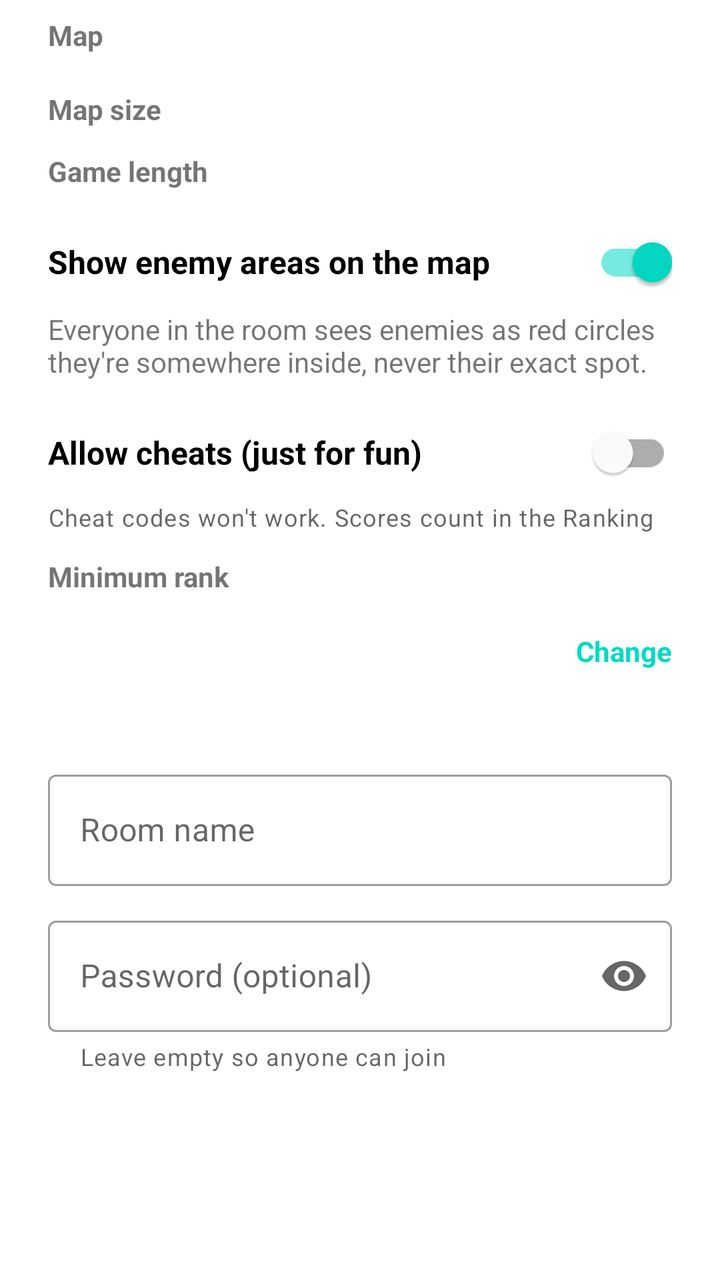
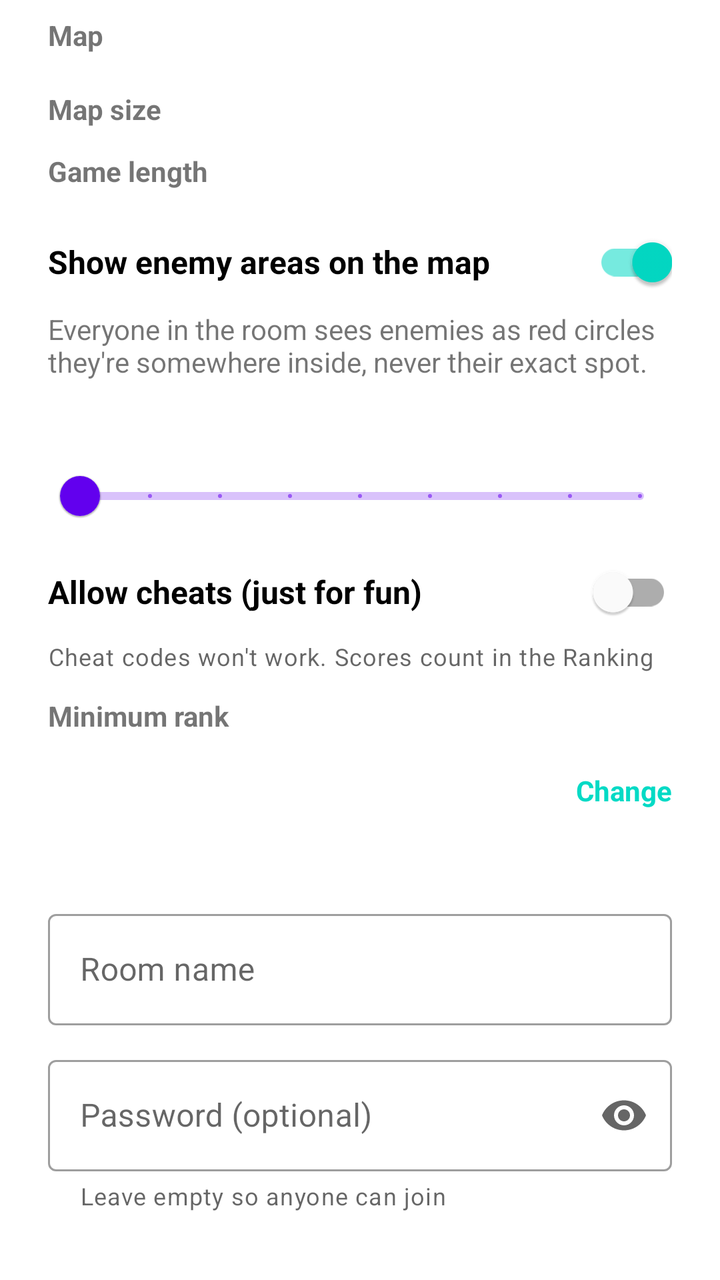

The first picture is an Android layout as it rendered before a commit; the second is the same layout after the commit. The layout source and the unified diff follow.
<!-- AndroidManifest.xml: application theme Theme.Beirutrun -->
<!-- res/layout/dialog_create_room.xml -->
<?xml version="1.0" encoding="utf-8"?>
<ScrollView xmlns:android="http://schemas.android.com/apk/res/android"
    xmlns:app="http://schemas.android.com/apk/res-auto"
    android:layout_width="match_parent"
    android:layout_height="wrap_content">

<LinearLayout
    android:layout_width="match_parent"
    android:layout_height="wrap_content"
    android:orientation="vertical"
    android:paddingStart="24dp"
    android:paddingTop="8dp"
    android:paddingEnd="24dp">

    
    <TextView
        android:layout_width="wrap_content"
        android:layout_height="wrap_content"
        android:text="@string/room_choose_map"
        android:textStyle="bold" />

    <HorizontalScrollView
        android:layout_width="match_parent"
        android:layout_height="wrap_content"
        android:layout_marginTop="6dp"
        android:layout_marginBottom="12dp"
        android:scrollbars="none">

        <LinearLayout
            android:id="@+id/mapChoices"
            android:layout_width="wrap_content"
            android:layout_height="wrap_content"
            android:orientation="horizontal" />
    </HorizontalScrollView>

    
    <TextView
        android:layout_width="wrap_content"
        android:layout_height="wrap_content"
        android:text="@string/room_choose_size"
        android:textStyle="bold" />

    <HorizontalScrollView
        android:layout_width="match_parent"
        android:layout_height="wrap_content"
        android:layout_marginBottom="12dp"
        android:scrollbars="none">

        <com.google.android.material.button.MaterialButtonToggleGroup
            android:id="@+id/sizeChoices"
            android:layout_width="wrap_content"
            android:layout_height="wrap_content"
            app:selectionRequired="true"
            app:singleSelection="true" />
    </HorizontalScrollView>

    
    <TextView
        android:layout_width="wrap_content"
        android:layout_height="wrap_content"
        android:text="@string/room_choose_duration"
        android:textStyle="bold" />

    <HorizontalScrollView
        android:layout_width="match_parent"
        android:layout_height="wrap_content"
        android:layout_marginBottom="12dp"
        android:scrollbars="none">

        <com.google.android.material.button.MaterialButtonToggleGroup
            android:id="@+id/durationChoices"
            android:layout_width="wrap_content"
            android:layout_height="wrap_content"
            app:selectionRequired="true"
            app:singleSelection="true" />
    </HorizontalScrollView>

    
    <com.google.android.material.switchmaterial.SwitchMaterial
        android:id="@+id/roomEnemyAreasSwitch"
        android:layout_width="match_parent"
        android:layout_height="wrap_content"
        android:checked="true"
        android:text="@string/room_enemy_areas"
        android:textSize="16sp"
        android:textStyle="bold" />

    <TextView
        android:layout_width="match_parent"
        android:layout_height="wrap_content"
        android:layout_marginBottom="12dp"
        android:text="@string/room_enemy_areas_helper" />

    
    <com.google.android.material.switchmaterial.SwitchMaterial
        android:id="@+id/roomCheatsSwitch"
        android:layout_width="match_parent"
        android:layout_height="wrap_content"
        android:text="@string/room_cheats"
        android:textSize="16sp"
        android:textStyle="bold" />

    <TextView
        android:id="@+id/roomCheatsHelper"
        android:layout_width="match_parent"
        android:layout_height="wrap_content"
        android:layout_marginBottom="12dp"
        android:text="@string/room_cheats_off_helper"
        android:textAppearance="?attr/textAppearanceCaption" />

    
    <TextView
        android:layout_width="wrap_content"
        android:layout_height="wrap_content"
        android:text="@string/room_min_rank_title"
        android:textStyle="bold" />

    <LinearLayout
        android:id="@+id/roomMinRank"
        android:layout_width="match_parent"
        android:layout_height="wrap_content"
        android:background="?attr/selectableItemBackground"
        android:clickable="true"
        android:focusable="true"
        android:gravity="center_vertical"
        android:minHeight="56dp"
        android:orientation="horizontal"
        android:paddingTop="6dp"
        android:paddingBottom="6dp">

        <ImageView
            android:id="@+id/roomMinRankBadge"
            android:layout_width="40dp"
            android:layout_height="40dp" />

        <LinearLayout
            android:layout_width="0dp"
            android:layout_height="wrap_content"
            android:layout_marginStart="12dp"
            android:layout_weight="1"
            android:orientation="vertical">

            <TextView
                android:id="@+id/roomMinRankName"
                android:layout_width="wrap_content"
                android:layout_height="wrap_content"
                android:textSize="15sp"
                android:textStyle="bold" />

            <TextView
                android:id="@+id/roomMinRankLevel"
                android:layout_width="wrap_content"
                android:layout_height="wrap_content"
                android:textAppearance="?attr/textAppearanceCaption" />
        </LinearLayout>

        <TextView
            android:layout_width="wrap_content"
            android:layout_height="wrap_content"
            android:layout_marginStart="8dp"
            android:text="@string/room_min_rank_change"
            android:textColor="?attr/colorSecondary"
            android:textStyle="bold" />
    </LinearLayout>

    <TextView
        android:id="@+id/roomMinRankHelper"
        android:layout_width="match_parent"
        android:layout_height="wrap_content"
        android:layout_marginBottom="12dp"
        android:textAppearance="?attr/textAppearanceCaption" />

    <com.google.android.material.textfield.TextInputLayout
        style="@style/Widget.MaterialComponents.TextInputLayout.OutlinedBox"
        android:layout_width="match_parent"
        android:layout_height="wrap_content"
        android:hint="@string/room_name_hint">

        <com.google.android.material.textfield.TextInputEditText
            android:id="@+id/roomNameInput"
            android:layout_width="match_parent"
            android:layout_height="wrap_content"
            android:inputType="textCapWords"
            android:maxLength="40"
            android:maxLines="1" />
    </com.google.android.material.textfield.TextInputLayout>

    <com.google.android.material.textfield.TextInputLayout
        style="@style/Widget.MaterialComponents.TextInputLayout.OutlinedBox"
        android:layout_width="match_parent"
        android:layout_height="wrap_content"
        android:layout_marginTop="12dp"
        android:hint="@string/room_password_hint"
        app:endIconMode="password_toggle"
        app:helperText="@string/room_password_helper">

        <com.google.android.material.textfield.TextInputEditText
            android:id="@+id/roomPasswordInput"
            android:layout_width="match_parent"
            android:layout_height="wrap_content"
            android:inputType="textPassword"
            android:maxLength="40"
            android:maxLines="1" />
    </com.google.android.material.textfield.TextInputLayout>
</LinearLayout>
</ScrollView>
<!-- resources referenced by this layout -->
<resources>
  <string name="room_cheats">Allow cheats (just for fun)</string>
  <string name="room_cheats_off_helper">Cheat codes won\'t work. Scores count in the Ranking</string>
  <string name="room_choose_duration">Game length</string>
  <string name="room_choose_map">Map</string>
  <string name="room_choose_size">Map size</string>
  <string name="room_enemy_areas">Show enemy areas on the map</string>
  <string name="room_enemy_areas_helper">Everyone in the room sees enemies as red circles they\'re somewhere inside, never their exact spot.</string>
  <string name="room_min_rank_change">Change</string>
  <string name="room_min_rank_title">Minimum rank</string>
  <string name="room_name_hint">Room name</string>
  <string name="room_password_helper">Leave empty so anyone can join</string>
  <string name="room_password_hint">Password (optional)</string>
  <style name="Theme.Beirutrun" parent="Theme.MaterialComponents.DayNight.NoActionBar">
          <item name="colorPrimary">@color/purple_500</item>
          <item name="colorPrimaryVariant">@color/purple_700</item>
          <item name="colorOnPrimary">@color/white</item>
          <item name="colorSecondary">@color/teal_200</item>
          <item name="colorSecondaryVariant">@color/teal_700</item>
          <item name="colorOnSecondary">@color/black</item>
          <item name="android:statusBarColor">#FF1A237E</item>
      </style>
  <color name="purple_500">#FF6200EE</color>
  <color name="purple_700">#FF3700B3</color>
  <color name="white">#FFFFFFFF</color>
  <color name="teal_200">#FF03DAC5</color>
  <color name="teal_700">#FF018786</color>
  <color name="black">#FF000000</color>
</resources>

<!-- the commit's change to res/layout/dialog_create_room.xml (unified diff, before → after) -->
@@ -90,6 +90,89 @@
         android:layout_height="wrap_content"
         android:layout_marginBottom="12dp"
         android:text="@string/room_enemy_areas_helper" />
+
+    
+    <TextView
+        android:id="@+id/roomBotsLabel"
+        android:layout_width="wrap_content"
+        android:layout_height="wrap_content"
+        android:textSize="16sp"
+        android:textStyle="bold" />
+
+    <com.google.android.material.slider.Slider
+        android:id="@+id/roomBots"
+        android:layout_width="match_parent"
+        android:layout_height="wrap_content"
+        android:stepSize="1"
+        android:value="0"
+        android:valueFrom="0"
+        android:valueTo="8" />
+
+    <LinearLayout
+        android:id="@+id/roomBotsOptions"
+        android:layout_width="match_parent"
+        android:layout_height="wrap_content"
+        android:orientation="vertical"
+        android:visibility="gone">
+
+        <TextView
+            android:layout_width="wrap_content"
+            android:layout_height="wrap_content"
+            android:text="@string/solo_difficulty"
+            android:textStyle="bold" />
+
+        <com.google.android.material.button.MaterialButtonToggleGroup
+            android:id="@+id/roomBotsDifficulty"
+            android:layout_width="match_parent"
+            android:layout_height="wrap_content"
+            android:layout_marginTop="4dp"
+            app:selectionRequired="true"
+            app:singleSelection="true">
+
+            <com.google.android.material.button.MaterialButton
+                android:id="@+id/roomBotsEasy"
+                style="?attr/materialButtonOutlinedStyle"
+                android:layout_width="0dp"
+                android:layout_height="wrap_content"
+                android:layout_weight="1"
+                android:text="@string/solo_easy" />
+
+            <com.google.android.material.button.MaterialButton
+                android:id="@+id/roomBotsMedium"
+                style="?attr/materialButtonOutlinedStyle"
+                android:layout_width="0dp"
+                android:layout_height="wrap_content"
+                android:layout_weight="1"
+                android:text="@string/solo_medium" />
+
+            <com.google.android.material.button.MaterialButton
+                android:id="@+id/roomBotsHard"
+                style="?attr/materialButtonOutlinedStyle"
+                android:layout_width="0dp"
+                android:layout_height="wrap_content"
+                android:layout_weight="1"
+                android:text="@string/solo_hard" />
+        </com.google.android.material.button.MaterialButtonToggleGroup>
+
+        <TextView
+            android:layout_width="wrap_content"
+            android:layout_height="wrap_content"
+            android:layout_marginTop="8dp"
+            android:text="@string/room_bots_team"
+            android:textStyle="bold" />
+
+        <RadioGroup
+            android:id="@+id/roomBotsTeam"
+            android:layout_width="match_parent"
+            android:layout_height="wrap_content" />
+
+        <TextView
+            android:layout_width="match_parent"
+            android:layout_height="wrap_content"
+            android:layout_marginBottom="12dp"
+            android:text="@string/room_bots_helper"
+            android:textSize="12sp" />
+    </LinearLayout>
 
     
     <com.google.android.material.switchmaterial.SwitchMaterial
<!-- resource entries referenced after the edit -->
@@ -1,5 +1,7 @@
 <!-- resources referenced by this layout -->
 <resources>
+  <string name="room_bots_helper">Bots fight like players: killing one counts the same (kills, XP and money), and their bullets hurt the same.</string>
+  <string name="room_bots_team">Bots play for</string>
   <string name="room_cheats">Allow cheats (just for fun)</string>
   <string name="room_cheats_off_helper">Cheat codes won\'t work. Scores count in the Ranking</string>
   <string name="room_choose_duration">Game length</string>
@@ -12,6 +14,10 @@
   <string name="room_name_hint">Room name</string>
   <string name="room_password_helper">Leave empty so anyone can join</string>
   <string name="room_password_hint">Password (optional)</string>
+  <string name="solo_difficulty">Difficulty</string>
+  <string name="solo_easy">Easy</string>
+  <string name="solo_hard">Hard</string>
+  <string name="solo_medium">Medium</string>
   <style name="Theme.Beirutrun" parent="Theme.MaterialComponents.DayNight.NoActionBar">
           <item name="colorPrimary">@color/purple_500</item>
           <item name="colorPrimaryVariant">@color/purple_700</item>
